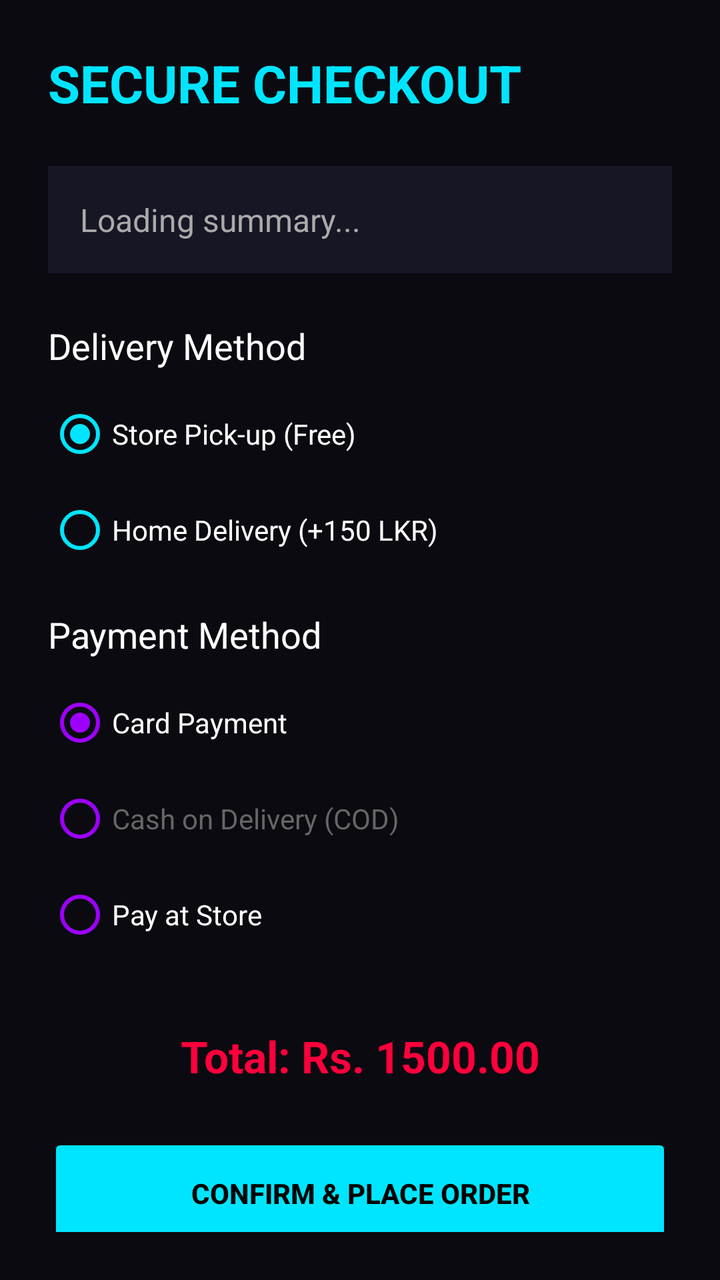
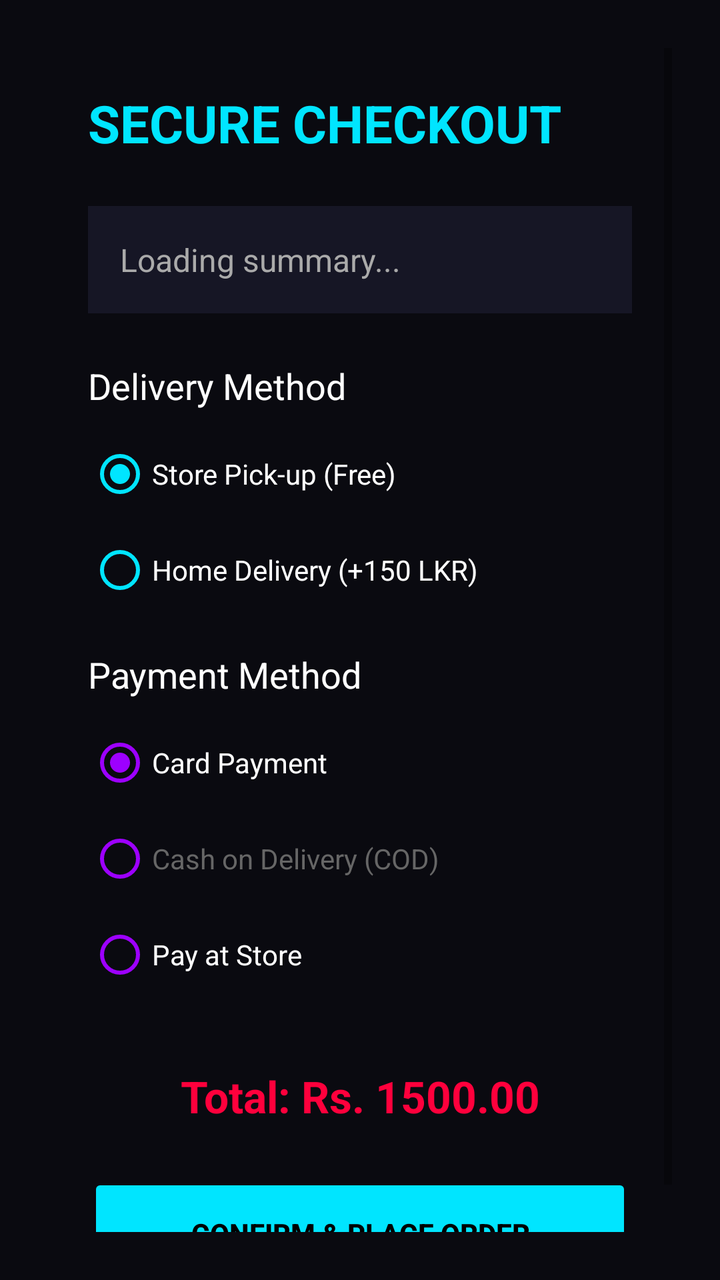

Screens rendered from an Android XML layout before and after an edit, with the pre-edit source and the edit as a unified diff.
<!-- AndroidManifest.xml: application theme Theme.PrintXpress -->
<!-- res/layout/activity_checkout.xml -->
<?xml version="1.0" encoding="utf-8"?>
<ScrollView xmlns:android="http://schemas.android.com/apk/res/android"
    android:layout_width="match_parent"
    android:layout_height="match_parent"
    android:background="#0A0A10"
    android:padding="24dp">

    <LinearLayout
        android:layout_width="match_parent"
        android:layout_height="wrap_content"
        android:orientation="vertical">

        <TextView android:layout_width="match_parent" android:layout_height="wrap_content" android:text="SECURE CHECKOUT" android:textSize="26sp" android:textStyle="bold" android:textColor="#00E5FF" android:layout_marginBottom="24dp"/>

        <TextView android:id="@+id/tvOrderSummary" android:layout_width="match_parent" android:layout_height="wrap_content" android:text="Loading summary..." android:textColor="#AAAAAA" android:textSize="16sp" android:background="#161625" android:padding="16dp" android:layout_marginBottom="24dp"/>

        <TextView android:layout_width="wrap_content" android:layout_height="wrap_content" android:text="Delivery Method" android:textColor="#FFFFFF" android:textSize="18sp" android:layout_marginBottom="8dp"/>
        <RadioGroup android:id="@+id/rgDelivery" android:layout_width="match_parent" android:layout_height="wrap_content" android:layout_marginBottom="16dp">
            <RadioButton android:id="@+id/rbPickup" android:layout_width="wrap_content" android:layout_height="wrap_content" android:text="Store Pick-up (Free)" android:textColor="#FFF" android:buttonTint="#00E5FF" android:checked="true"/>
            <RadioButton android:id="@+id/rbDelivery" android:layout_width="wrap_content" android:layout_height="wrap_content" android:text="Home Delivery (+150 LKR)" android:textColor="#FFF" android:buttonTint="#00E5FF"/>
        </RadioGroup>

        
        <LinearLayout
            android:id="@+id/llAddressContainer"
            android:layout_width="match_parent"
            android:layout_height="wrap_content"
            android:orientation="vertical"
            android:visibility="gone"
            android:layout_marginBottom="24dp">

            <TextView
                android:layout_width="wrap_content"
                android:layout_height="wrap_content"
                android:text="Delivery Address"
                android:textColor="#FFFFFF"
                android:textSize="14sp"
                android:layout_marginBottom="4dp"/>

            <EditText
                android:id="@+id/etCheckoutAddress"
                android:layout_width="match_parent"
                android:layout_height="wrap_content"
                android:hint="e.g. Wattala, Western Province"
                android:textColor="#FFFFFF"
                android:textColorHint="#888888"
                android:inputType="textMultiLine"
                android:background="#161625"
                android:padding="12dp"/>
        </LinearLayout>

        <TextView android:layout_width="wrap_content" android:layout_height="wrap_content" android:text="Payment Method" android:textColor="#FFFFFF" android:textSize="18sp" android:layout_marginBottom="8dp"/>
        <RadioGroup android:id="@+id/rgPayment" android:layout_width="match_parent" android:layout_height="wrap_content" android:layout_marginBottom="32dp">
            <RadioButton android:id="@+id/rbCard" android:layout_width="wrap_content" android:layout_height="wrap_content" android:text="Card Payment" android:textColor="#FFF" android:buttonTint="#9D00FF" android:checked="true"/>
            <RadioButton android:id="@+id/rbCOD" android:layout_width="wrap_content" android:layout_height="wrap_content" android:text="Cash on Delivery (COD)" android:textColor="#666666" android:buttonTint="#9D00FF" android:enabled="false"/>
            <RadioButton android:id="@+id/rbStore" android:layout_width="wrap_content" android:layout_height="wrap_content" android:text="Pay at Store" android:textColor="#FFF" android:buttonTint="#9D00FF"/>
        </RadioGroup>

        <TextView android:id="@+id/tvTotal" android:layout_width="match_parent" android:layout_height="wrap_content" android:text="Total: Rs. 1500.00" android:textSize="22sp" android:textStyle="bold" android:textColor="#FF003C" android:gravity="center" android:layout_marginBottom="24dp"/>

        <androidx.appcompat.widget.AppCompatButton
            android:id="@+id/btnConfirmPayment"
            android:layout_width="match_parent"
            android:layout_height="60dp"
            android:text="CONFIRM &amp; PLACE ORDER"
            android:textColor="#000000"
            android:backgroundTint="#00E5FF"
            android:textStyle="bold"/>
    </LinearLayout>
</ScrollView>
<!-- resources referenced by this layout -->
<resources>
  <style name="Theme.PrintXpress" parent="Base.Theme.PrintXpress" />
  <style name="Base.Theme.PrintXpress" parent="Theme.MaterialComponents.DayNight.NoActionBar">
          
          <item name="colorPrimary">@color/cyber_cyan</item>
          <item name="colorPrimaryVariant">@color/cyber_purple</item>
          <item name="colorOnPrimary">@color/white</item>
          <item name="colorSecondary">@color/cyber_pink</item>
  
          
          <item name="android:windowBackground">@color/cyber_light_bg</item>
          <item name="colorSurface">@color/cyber_card_light</item>
          <item name="android:textColor">@color/black</item>
      </style>
  <color name="cyber_cyan">#00E5FF</color>
  <color name="cyber_purple">#9D00FF</color>
  <color name="white">#FFFFFFFF</color>
  <color name="cyber_pink">#FF003C</color>
  <color name="cyber_light_bg">#F4F4FA</color>
  <color name="cyber_card_light">#FFFFFF</color>
  <color name="black">#FF000000</color>
</resources>

<!-- the commit's change to res/layout/activity_checkout.xml (unified diff, before → after) -->
@@ -8,7 +8,9 @@
     <LinearLayout
         android:layout_width="match_parent"
         android:layout_height="wrap_content"
-        android:orientation="vertical">
+        android:orientation="vertical"
+        android:paddingTop="50dp"
+        android:padding="20dp">
 
         <TextView android:layout_width="match_parent" android:layout_height="wrap_content" android:text="SECURE CHECKOUT" android:textSize="26sp" android:textStyle="bold" android:textColor="#00E5FF" android:layout_marginBottom="24dp"/>
 
